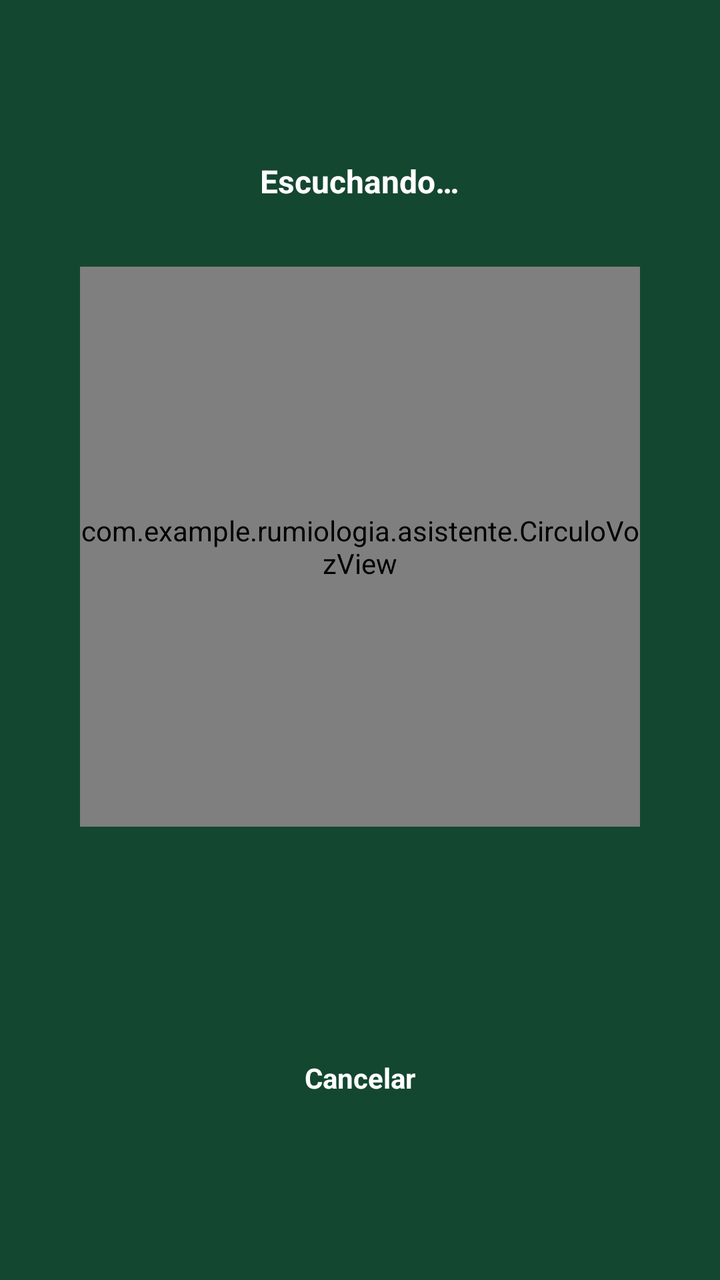
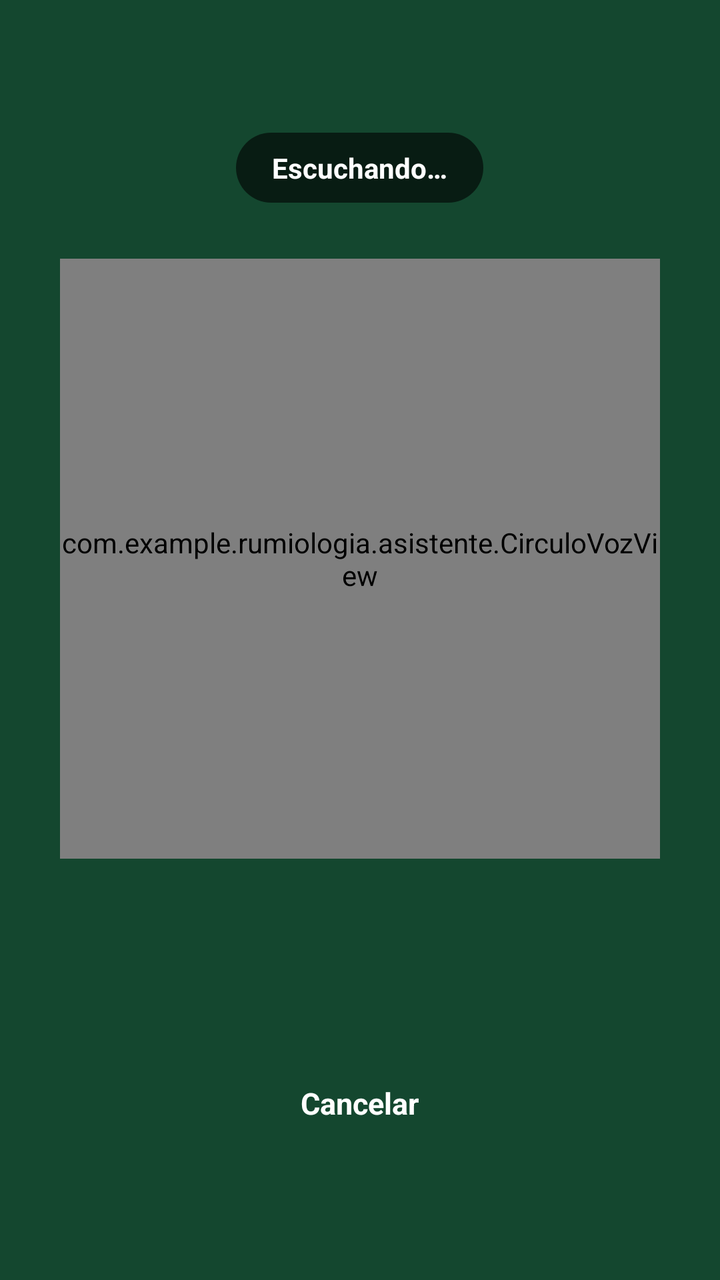

An Android layout rendered at two revisions. The XML below is the earlier revision; the diff shows what the commit changed to produce the second picture.
<!-- AndroidManifest.xml: application theme Theme.Rumiologia -->
<!-- res/layout/dialogo_voz.xml -->
<?xml version="1.0" encoding="utf-8"?>
<LinearLayout xmlns:android="http://schemas.android.com/apk/res/android"
    android:layout_width="match_parent"
    android:layout_height="match_parent"
    android:background="@color/verde_oscuro"
    android:gravity="center"
    android:orientation="vertical"
    android:padding="32dp">

    <TextView
        android:id="@+id/vozEstado"
        android:layout_width="wrap_content"
        android:layout_height="wrap_content"
        android:text="@string/chat_escuchando"
        android:textColor="@android:color/white"
        android:textSize="16sp"
        android:textStyle="bold" />

    <com.example.rumiologia.asistente.CirculoVozView
        android:id="@+id/circuloVoz"
        android:layout_width="280dp"
        android:layout_height="280dp"
        android:layout_marginVertical="32dp" />

    <TextView
        android:id="@+id/vozTexto"
        android:layout_width="match_parent"
        android:layout_height="wrap_content"
        android:gravity="center"
        android:minHeight="48dp"
        android:textColor="@color/chat_subtitulo"
        android:textSize="15sp" />

    <TextView
        android:id="@+id/vozCancelar"
        android:layout_width="wrap_content"
        android:layout_height="wrap_content"
        android:layout_marginTop="24dp"
        android:background="?attr/selectableItemBackgroundBorderless"
        android:clickable="true"
        android:focusable="true"
        android:padding="12dp"
        android:text="@string/voz_cancelar"
        android:textColor="@android:color/white"
        android:textStyle="bold" />

</LinearLayout>
<!-- resources referenced by this layout -->
<resources>
  <color name="chat_subtitulo">#FFB8D4C4</color>
  <color name="verde_oscuro">#FF14472F</color>
  <string name="chat_escuchando">Escuchando…</string>
  <string name="voz_cancelar">Cancelar</string>
  <style name="Theme.Rumiologia" parent="Base.Theme.Rumiologia" />
  <style name="Base.Theme.Rumiologia" parent="Theme.Material3.DayNight.NoActionBar">
          
          
      </style>
</resources>

<!-- the commit's change to res/layout/dialogo_voz.xml (unified diff, before → after) -->
@@ -5,22 +5,25 @@
     android:background="@color/verde_oscuro"
     android:gravity="center"
     android:orientation="vertical"
-    android:padding="32dp">
+    android:padding="28dp">
 
     <TextView
         android:id="@+id/vozEstado"
         android:layout_width="wrap_content"
         android:layout_height="wrap_content"
+        android:background="@drawable/pildora_estado"
+        android:paddingHorizontal="18dp"
+        android:paddingVertical="8dp"
         android:text="@string/chat_escuchando"
         android:textColor="@android:color/white"
-        android:textSize="16sp"
+        android:textSize="14sp"
         android:textStyle="bold" />
 
     <com.example.rumiologia.asistente.CirculoVozView
         android:id="@+id/circuloVoz"
-        android:layout_width="280dp"
-        android:layout_height="280dp"
-        android:layout_marginVertical="32dp" />
+        android:layout_width="300dp"
+        android:layout_height="300dp"
+        android:layout_marginVertical="28dp" />
 
     <TextView
         android:id="@+id/vozTexto"
@@ -29,7 +32,7 @@
         android:gravity="center"
         android:minHeight="48dp"
         android:textColor="@color/chat_subtitulo"
-        android:textSize="15sp" />
+        android:textSize="16sp" />
 
     <TextView
         android:id="@+id/vozCancelar"
@@ -39,9 +42,11 @@
         android:background="?attr/selectableItemBackgroundBorderless"
         android:clickable="true"
         android:focusable="true"
-        android:padding="12dp"
+        android:paddingHorizontal="24dp"
+        android:paddingVertical="12dp"
         android:text="@string/voz_cancelar"
         android:textColor="@android:color/white"
+        android:textSize="15sp"
         android:textStyle="bold" />
 
 </LinearLayout>
<!-- resource entries referenced after the edit -->
@@ -2,9 +2,16 @@
 <resources>
   <color name="chat_subtitulo">#FFB8D4C4</color>
   <color name="verde_oscuro">#FF14472F</color>
+  <!-- drawable pildora_estado (drawable) -->
+  <?xml version="1.0" encoding="utf-8"?>
+  <shape xmlns:android="http://schemas.android.com/apk/res/android" android:shape="rectangle">
+      <solid android:color="@color/overlay_scrim" />
+      <corners android:radius="20dp" />
+  </shape>
   <string name="chat_escuchando">Escuchando…</string>
   <string name="voz_cancelar">Cancelar</string>
   <style name="Theme.Rumiologia" parent="Base.Theme.Rumiologia" />
+  <color name="overlay_scrim">#99000000</color>
   <style name="Base.Theme.Rumiologia" parent="Theme.Material3.DayNight.NoActionBar">
           
           
